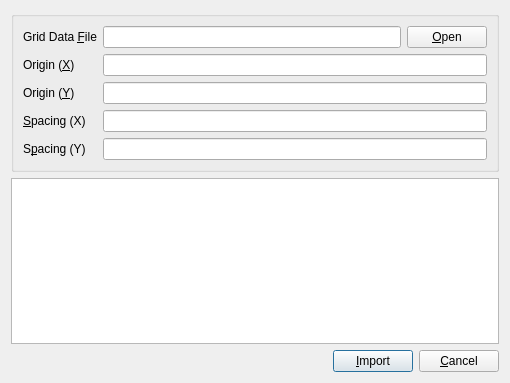
kateyy/geohazardvis, file gui/io/GridDataImporterWidget.ui: the form before one commit.
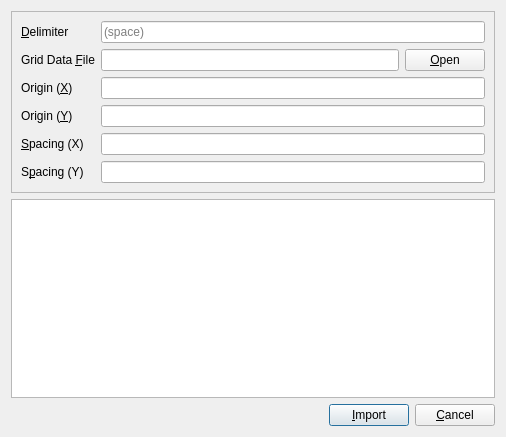
The form after the commit. Custom widgets are drawn as their Qt base class.

Commit message: Add delimiter option to CSV/text importers

The edit to the form file:
```diff
--- a/gui/io/GridDataImporterWidget.ui
+++ b/gui/io/GridDataImporterWidget.ui
@@ -6,14 +6,140 @@
    <rect>
     <x>0</x>
     <y>0</y>
-    <width>510</width>
-    <height>383</height>
+    <width>506</width>
+    <height>437</height>
    </rect>
   </property>
   <property name="windowTitle">
    <string>Grid Data Importer</string>
   </property>
   <layout class="QGridLayout" name="gridLayout">
+   <item row="0" column="0">
+    <widget class="QFrame" name="frame">
+     <property name="frameShape">
+      <enum>QFrame::StyledPanel</enum>
+     </property>
+     <layout class="QFormLayout" name="formLayout">
+      <item row="0" column="0">
+       <widget class="QLabel" name="label_6">
+        <property name="text">
+         <string>&amp;Delimiter</string>
+        </property>
+        <property name="buddy">
+         <cstring>delimiterEdit</cstring>
+        </property>
+       </widget>
+      </item>
+      <item row="0" column="1">
+       <widget class="QLineEdit" name="delimiterEdit">
+        <property name="inputMask">
+         <string>X</string>
+        </property>
+        <property name="placeholderText">
+         <string>(space)</string>
+        </property>
+        <property name="clearButtonEnabled">
+         <bool>true</bool>
+        </property>
+       </widget>
+      </item>
+      <item row="1" column="0">
+       <widget class="QLabel" name="label">
+        <property name="text">
+         <string>Grid Data &amp;File</string>
+        </property>
+        <property name="buddy">
+         <cstring>imageFileEdit</cstring>
+        </property>
+       </widget>
+      </item>
+      <item row="1" column="1">
+       <widget class="QWidget" name="widget_3" native="true">
+        <layout class="QGridLayout" name="gridLayout_3">
+         <property name="leftMargin">
+          <number>0</number>
+         </property>
+         <property name="topMargin">
+          <number>0</number>
+         </property>
+         <property name="rightMargin">
+          <number>0</number>
+         </property>
+         <property name="bottomMargin">
+          <number>0</number>
+         </property>
+         <item row="1" column="0">
+          <widget class="QLineEdit" name="imageFileEdit">
+           <property name="readOnly">
+            <bool>true</bool>
+           </property>
+          </widget>
+         </item>
+         <item row="1" column="1">
+          <widget class="QPushButton" name="imageFileOpenButton">
+           <property name="text">
+            <string>&amp;Open</string>
+           </property>
+          </widget>
+         </item>
+        </layout>
+       </widget>
+      </item>
+      <item row="2" column="0">
+       <widget class="QLabel" name="label_2">
+        <property name="text">
+         <string>Origin (&amp;X)</string>
+        </property>
+        <property name="buddy">
+         <cstring>originXSpinBox</cstring>
+        </property>
+       </widget>
+      </item>
+      <item row="2" column="1">
+       <widget class="DoubleSpinBox" name="originXSpinBox"/>
+      </item>
+      <item row="3" column="0">
+       <widget class="QLabel" name="label_3">
+        <property name="text">
+         <string>Origin (&amp;Y)</string>
+        </property>
+        <property name="buddy">
+         <cstring>originYSpinBox</cstring>
+        </property>
+       </widget>
+      </item>
+      <item row="3" column="1">
+       <widget class="DoubleSpinBox" name="originYSpinBox"/>
+      </item>
+      <item row="4" column="0">
+       <widget class="QLabel" name="label_4">
+        <property name="text">
+         <string>&amp;Spacing (X)</string>
+        </property>
+        <property name="buddy">
+         <cstring>spacingXSpinBox</cstring>
+        </property>
+       </widget>
+      </item>
+      <item row="4" column="1">
+       <widget class="DoubleSpinBox" name="spacingXSpinBox"/>
+      </item>
+      <item row="5" column="0">
+       <widget class="QLabel" name="label_5">
+        <property name="text">
+         <string>S&amp;pacing (Y)</string>
+        </property>
+        <property name="buddy">
+         <cstring>spacingYSpinBox</cstring>
+        </property>
+       </widget>
+      </item>
+      <item row="5" column="1">
+       <widget class="DoubleSpinBox" name="spacingYSpinBox"/>
+      </item>
+     </layout>
+    </widget>
+   </item>
    <item row="1" column="0">
     <widget class="QTableWidget" name="summaryTable">
      <property name="alternatingRowColors">
@@ -71,6 +197,9 @@
         <property name="text">
          <string>&amp;Import</string>
         </property>
+        <property name="default">
+         <bool>true</bool>
+        </property>
        </widget>
       </item>
       <item>
@@ -83,109 +212,6 @@
      </layout>
     </widget>
    </item>
-   <item row="0" column="0">
-    <widget class="QGroupBox" name="groupBox">
-     <property name="title">
-      <string/>
-     </property>
-     <layout class="QFormLayout" name="formLayout">
-      <item row="1" column="0">
-       <widget class="QLabel" name="label_2">
-        <property name="text">
-         <string>Origin (&amp;X)</string>
-        </property>
-        <property name="buddy">
-         <cstring>originXSpinBox</cstring>
-        </property>
-       </widget>
-      </item>
-      <item row="1" column="1">
-       <widget class="DoubleSpinBox" name="originXSpinBox"/>
-      </item>
-      <item row="2" column="0">
-       <widget class="QLabel" name="label_3">
-        <property name="text">
-         <string>Origin (&amp;Y)</string>
-        </property>
-        <property name="buddy">
-         <cstring>originYSpinBox</cstring>
-        </property>
-       </widget>
-      </item>
-      <item row="3" column="0">
-       <widget class="QLabel" name="label_4">
-        <property name="text">
-         <string>&amp;Spacing (X)</string>
-        </property>
-        <property name="buddy">
-         <cstring>spacingXSpinBox</cstring>
-        </property>
-       </widget>
-      </item>
-      <item row="4" column="0">
-       <widget class="QLabel" name="label_5">
-        <property name="text">
-         <string>S&amp;pacing (Y)</string>
-        </property>
-        <property name="buddy">
-         <cstring>spacingYSpinBox</cstring>
-        </property>
-       </widget>
-      </item>
-      <item row="2" column="1">
-       <widget class="DoubleSpinBox" name="originYSpinBox"/>
-      </item>
-      <item row="3" column="1">
-       <widget class="DoubleSpinBox" name="spacingXSpinBox"/>
-      </item>
-      <item row="4" column="1">
-       <widget class="DoubleSpinBox" name="spacingYSpinBox"/>
-      </item>
-      <item row="0" column="0">
-       <widget class="QLabel" name="label">
-        <property name="text">
-         <string>Grid Data &amp;File</string>
-        </property>
-        <property name="buddy">
-         <cstring>imageFileEdit</cstring>
-        </property>
-       </widget>
-      </item>
-      <item row="0" column="1">
-       <widget class="QWidget" name="widget_3" native="true">
-        <layout class="QGridLayout" name="gridLayout_3">
-         <property name="leftMargin">
-          <number>0</number>
-         </property>
-         <property name="topMargin">
-          <number>0</number>
-         </property>
-         <property name="rightMargin">
-          <number>0</number>
-         </property>
-         <property name="bottomMargin">
-          <number>0</number>
-         </property>
-         <item row="1" column="1">
-          <widget class="QPushButton" name="imageFileOpenButton">
-           <property name="text">
-            <string>&amp;Open</string>
-           </property>
-          </widget>
-         </item>
-         <item row="1" column="0">
-          <widget class="QLineEdit" name="imageFileEdit">
-           <property name="readOnly">
-            <bool>true</bool>
-           </property>
-          </widget>
-         </item>
-        </layout>
-       </widget>
-      </item>
-     </layout>
-    </widget>
-   </item>
   </layout>
  </widget>
  <customwidgets>
```
Left out of the diff: 11 changed lines with no effect on the pictures. The commit also changes 6 other files.
